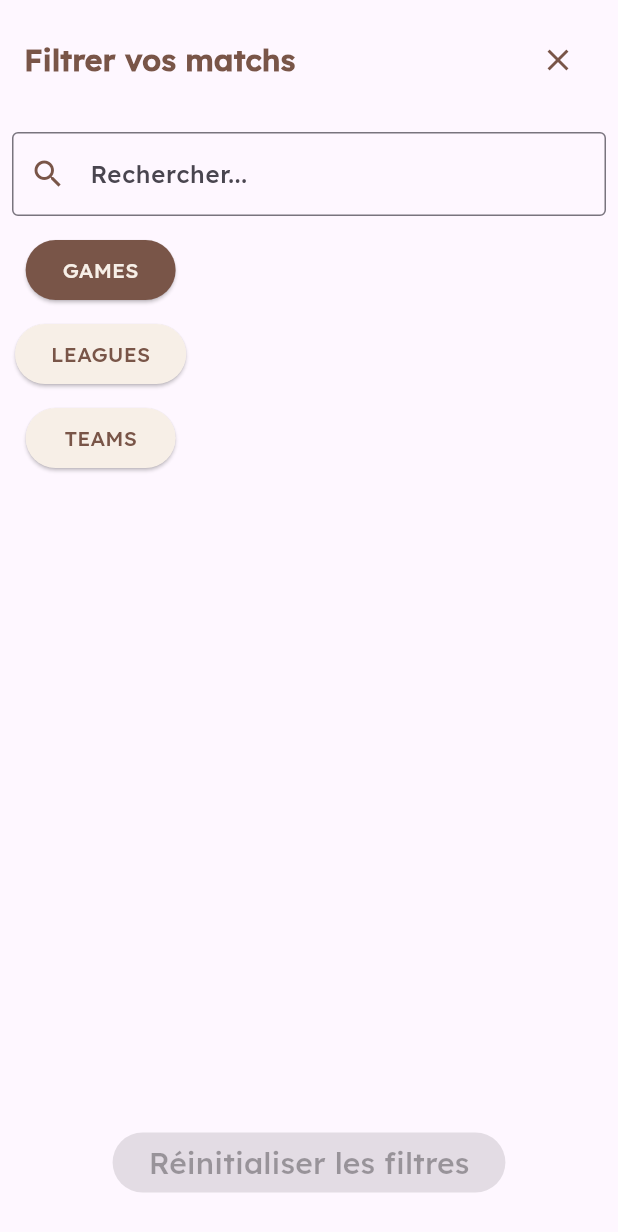
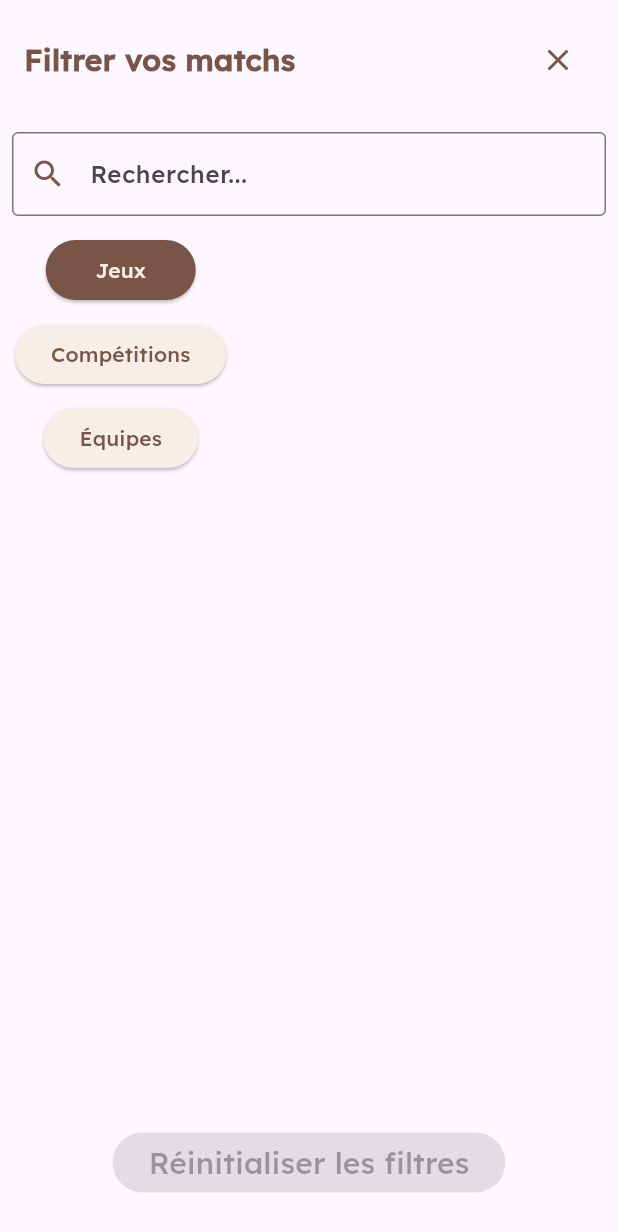
Before and after one commit to hugo38rodrigues/mobile-hall-e, a Flutter app: the FilterPage widget shown alone on an empty page, opened directly with empty values, on a phone screen of 412 x 824 dp. Shown: the top 1232 px of the screen. Run offline on Flutter 3.47's test engine with Material 3 defaults, Android fonts, the light colour scheme and no system bars; our stand-ins replace dio, flutter_dotenv, flutter_riverpod, riverpod_annotation, shared_preferences; accounts and stored records are empty; generated files the repository leaves out were written again; network calls fail.

Commit message:
translate filters

```diff
--- a/lib/components/filters.component.dart
+++ b/lib/components/filters.component.dart
@@ -26,6 +26,12 @@ class _FilterPageState extends State<FilterPage> {
   List teams = [];
   bool isLoading = false;
   String searchQuery = "";
+
+  final Map<String, String> categoryTranslations = {
+    'games': 'Jeux',
+    'leagues': 'Compétitions',
+    'teams': 'Équipes'
+  };
 
   @override
   void initState() {
@@ -170,7 +176,7 @@ class _FilterPageState extends State<FilterPage> {
                           boutonSelectionne = category;
                         });
                       },
-                      child: Text(category.toUpperCase()),
+                      child: Text(categoryTranslations[category]!),
                     ),
                   );
                 }).toList(),
```
